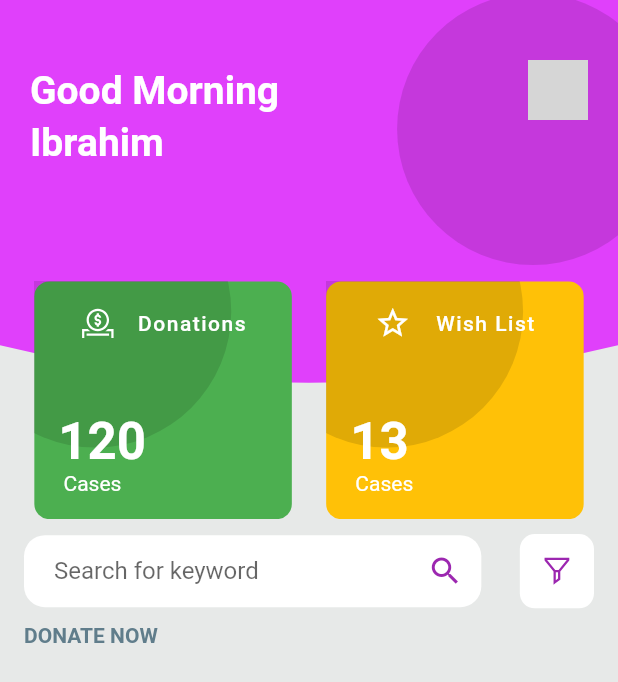
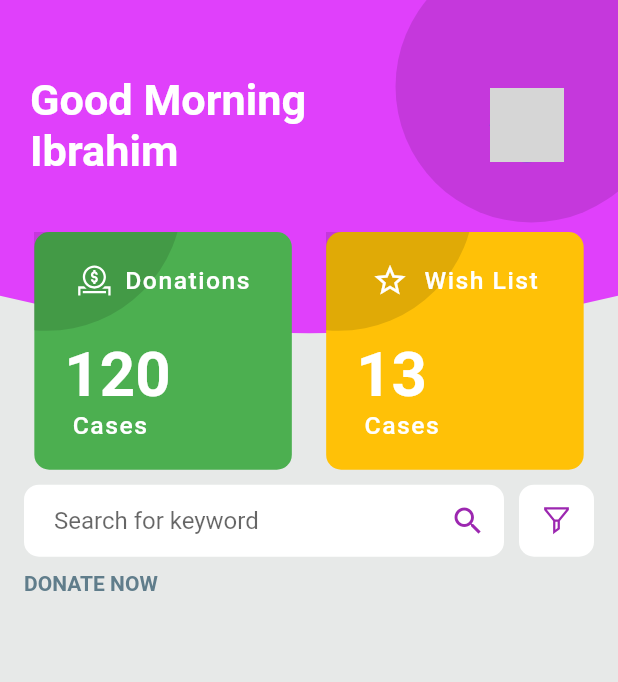
Before and after one commit to askabdulhaseeb/donation-app, a Flutter app: the screen it shows after launch, on a phone screen of 412 x 824 dp. Shown: the top 682 px of the screen. Run offline on Flutter 3.47's test engine with Material 2 defaults, Android fonts, the phone set to English and light mode, and no system bars; our stand-ins replace line_icons; network calls fail; grey boxes are pictures that could not be loaded.

Commit message:
add responsiveness in home screen design

```diff
--- a/lib/screens/homeScreen/custom_card_widget.dart
+++ b/lib/screens/homeScreen/custom_card_widget.dart
@@ -17,9 +17,15 @@ class CustomCardWidget extends StatelessWidget {
   @override
   Widget build(BuildContext context) {
     final Size size = MediaQuery.of(context).size;
+    var textStyle = TextStyle(
+      fontWeight: FontWeight.w500,
+      fontSize: size.width * 0.04,
+      color: Colors.white,
+      letterSpacing: 1,
+    );
     return Container(
-      height: size.width / 2.6,
-      width: size.width / 2.4,
+      height: (size.width > 500) ? size.width / 3.6 : size.width / 2.6,
+      width: (size.width > 500) ? size.width / 2.6 : size.width / 2.4,
       decoration: BoxDecoration(
         borderRadius: BorderRadius.circular(10),
         color: backgroundColor,
@@ -27,27 +33,23 @@ class CustomCardWidget extends StatelessWidget {
       child: Stack(
         children: <Widget>[
           Positioned(
-            top: -120,
-            left: -50,
+            top: -size.height * 0.2,
+            left: -size.height * 0.1,
             child: CustomDarkBackgroundCircle(),
           ),
           Padding(
-            padding: const EdgeInsets.all(16),
+            padding: const EdgeInsets.all(20),
             child: Column(
               crossAxisAlignment: CrossAxisAlignment.start,
               children: <Widget>[
                 Row(
                   mainAxisAlignment: MainAxisAlignment.spaceEvenly,
                   children: [
-                    Icon(icon, color: Colors.white),
+                    Icon(icon, color: Colors.white, size: size.width * 0.06),
                     Text(
                       title,
                       overflow: TextOverflow.ellipsis,
-                      style: TextStyle(
-                        fontWeight: FontWeight.w500,
-                        color: Colors.white,
-                        letterSpacing: 1,
-                      ),
+                      style: textStyle,
                     ),
                   ],
                 ),
@@ -55,16 +57,14 @@ class CustomCardWidget extends StatelessWidget {
                 Text(
                   '$numberOfCases',
                   style: TextStyle(
-                    fontSize: 34,
+                    fontSize: size.width * 0.1,
                     color: Colors.white,
                     fontWeight: FontWeight.bold,
                   ),
                 ),
                 Text(
                   ' Cases',
-                  style: TextStyle(
-                    color: Colors.white,
-                  ),
+                  style: textStyle,
                 ),
               ],
             ),
--- a/lib/screens/homeScreen/home_screen.dart
+++ b/lib/screens/homeScreen/home_screen.dart
@@ -23,13 +23,13 @@ class _MyHomePageState extends State<MyHomePage> {
       body: Column(
         children: [
           SizedBox(
-            height: size.height * .42,
+            height: size.height * .38,
             child: Stack(
               children: [
                 CustomAppBarBackbround(backgroundColor: Colors.purpleAccent),
                 Positioned(
-                  right: -34,
-                  top: -54,
+                  right: -size.height * 0.04,
+                  top: -size.height * 0.1,
                   child: CustomDarkBackgroundCircle(),
                 ),
                 HomeScreenHeaderText(),
@@ -68,10 +68,11 @@ class _MyHomePageState extends State<MyHomePage> {
                 Row(
                   mainAxisAlignment: MainAxisAlignment.spaceBetween,
                   children: [
-                    CustomSearchTextFormField(search: _search),
+                    Expanded(child: CustomSearchTextFormField(search: _search)),
+                    const SizedBox(width: 10),
                     Container(
-                      height: size.width * 0.12,
-                      width: size.width * 0.12,
+                      height: 48,
+                      width: 50,
                       decoration: BoxDecoration(
                         color: Colors.white,
                         borderRadius: BorderRadius.circular(10),
--- a/lib/screens/homeScreen/home_screen_header_text.dart
+++ b/lib/screens/homeScreen/home_screen_header_text.dart
@@ -12,35 +12,36 @@ class HomeScreenHeaderText extends StatelessWidget {
 
   @override
   Widget build(BuildContext context) {
+    final Size size = MediaQuery.of(context).size;
+    var textStyle = TextStyle(
+      color: Colors.white,
+      fontSize: size.width * 0.07,
+      fontWeight: FontWeight.bold,
+    );
     return Positioned(
       left: 20,
-      right: 20,
-      top: 40,
-      child: Column(
-        crossAxisAlignment: CrossAxisAlignment.start,
+      right: 36,
+      top: size.height * 0.06,
+      child: Row(
+        mainAxisAlignment: MainAxisAlignment.spaceBetween,
         children: [
-          Row(
-            mainAxisAlignment: MainAxisAlignment.spaceBetween,
-            children: <Widget>[
+          Column(
+            crossAxisAlignment: CrossAxisAlignment.start,
+            children: [
               Text(
                 _getWelcomeText(),
-                style: TextStyle(
-                  color: Colors.white,
-                  fontSize: 26,
-                  fontWeight: FontWeight.bold,
-                ),
+                style: textStyle,
               ),
-              CustomCircularProfileImage(imageURL: image),
+              Text(
+                name,
+                style: textStyle,
+              ),
             ],
           ),
-          Text(
-            name,
-            style: TextStyle(
-              color: Colors.white,
-              fontSize: 26,
-              fontWeight: FontWeight.bold,
-            ),
-          )
+          CustomCircularProfileImage(
+            imageURL: image,
+            radius: size.width * 0.06,
+          ),
         ],
       ),
     );
@@ -50,12 +51,14 @@ class HomeScreenHeaderText extends StatelessWidget {
     final int _hour = DateTime.now().hour;
     if (_hour <= 10) {
       return 'Good Morning';
-    } else if (_hour <= 14) {
+    } else if (_hour <= 12) {
       return 'Good Noon';
-    } else if (_hour <= 18) {
+    } else if (_hour <= 17) {
       return 'Good Afternoon';
+    } else if (_hour <= 21) {
+      return 'Good Evening';
     } else {
-      return 'Good Evening';
+      return 'Good Night';
     }
   }
 }
--- a/lib/screens/widgets/custom_appbar_background.dart
+++ b/lib/screens/widgets/custom_appbar_background.dart
@@ -10,7 +10,7 @@ class CustomAppBarBackbround extends StatelessWidget {
     return ClipPath(
       clipper: _CustomShape(),
       child: Container(
-        height: MediaQuery.of(context).size.height * 0.34,
+        height: MediaQuery.of(context).size.height * 0.30,
         color: Colors.purpleAccent,
       ),
     );
--- a/lib/screens/widgets/custom_search_textformfield.dart
+++ b/lib/screens/widgets/custom_search_textformfield.dart
@@ -26,11 +26,11 @@ class _CustomSearchTextFormFieldState extends State<CustomSearchTextFormField> {
   @override
   Widget build(BuildContext context) {
     return Container(
-      width: MediaQuery.of(context).size.width * 0.74,
+      // width: MediaQuery.of(context).size.width * 0.74,
       alignment: Alignment.center,
       decoration: BoxDecoration(
         color: Colors.white,
-        borderRadius: BorderRadius.circular(14),
+        borderRadius: BorderRadius.circular(10),
       ),
       child: TextFormField(
         controller: widget.search,
```
